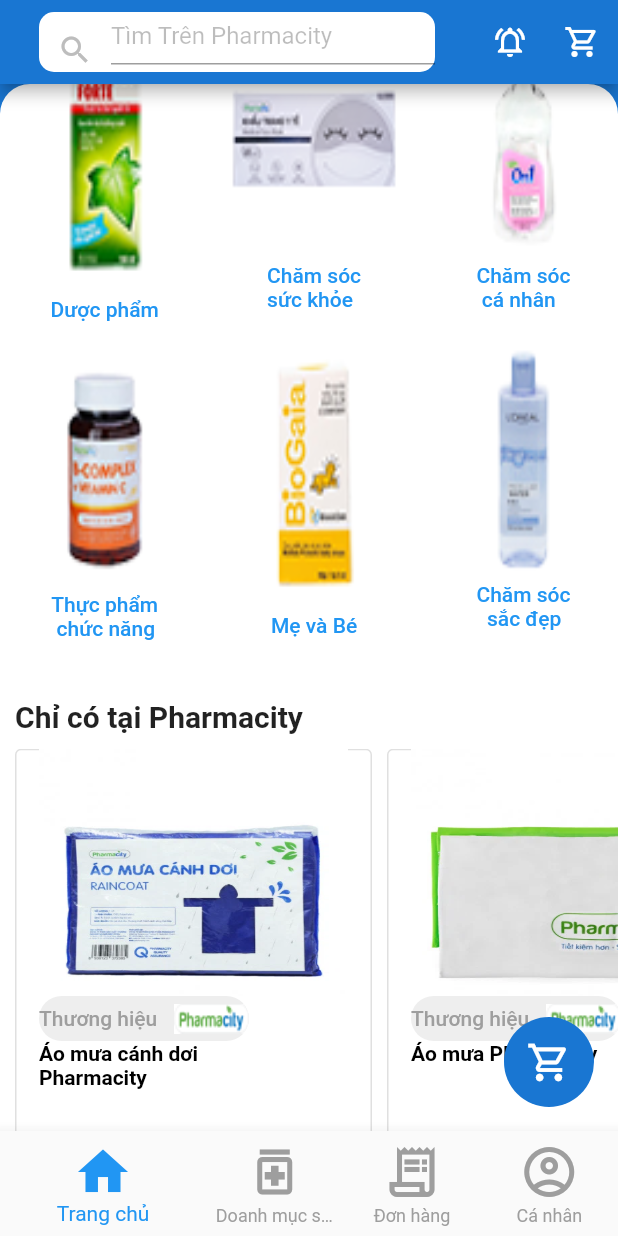
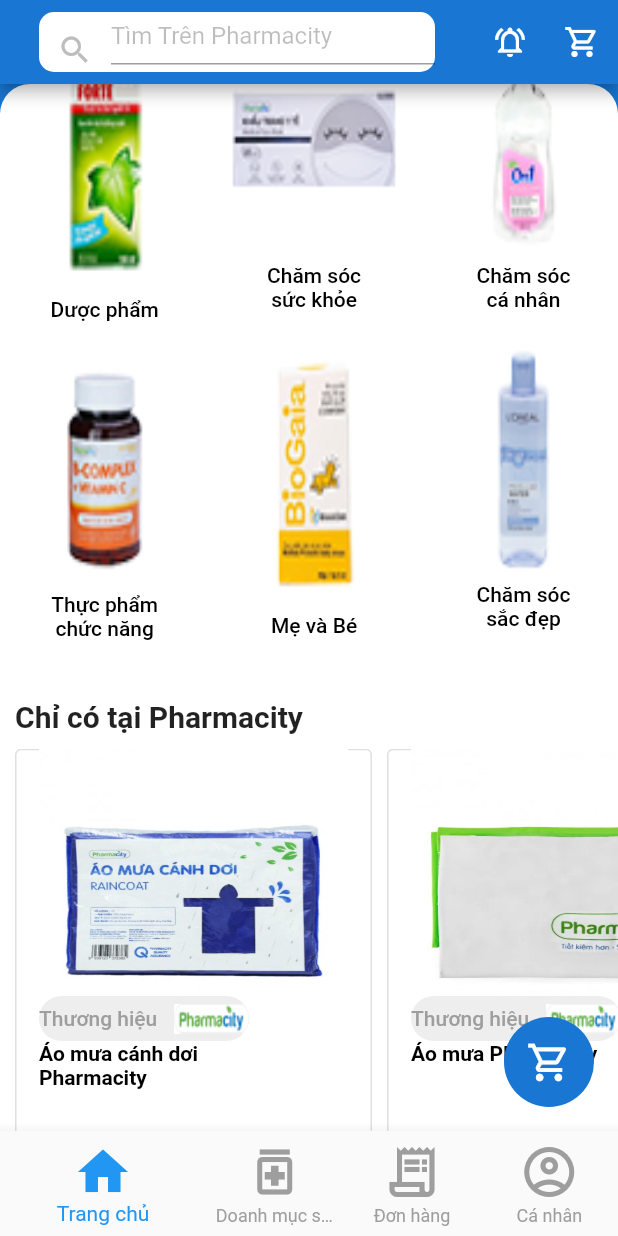
Before and after one commit to khanhpl/Pharmacity-dart, a Flutter app: the screen it shows after launch, scrolled down 576 dp, on a phone screen of 412 x 824 dp. Run offline on Flutter 3.47's test engine with Material 2 defaults, Android fonts, the phone set to English and light mode, and no system bars; our stand-ins replace carousel_pro, google_maps_flutter.

Commit message:
khanhpl release 18-10-21 ver1

```diff
--- a/lib/screens/home/home_screen.dart
+++ b/lib/screens/home/home_screen.dart
@@ -223,7 +223,13 @@
                                       ),
                                     ),
                                   ),
-                                  Text('Dược phẩm'),
+                                  Text(
+                                    'Dược phẩm',
+                                    textAlign: TextAlign.center,
+                                    style: TextStyle(
+                                      color: Colors.black,
+                                    ),
+                                  ),
                                 ],
                               ),
                             ),
@@ -242,7 +248,13 @@
                                       ),
                                     ),
                                   ),
-                                  Text('Thực phẩm\n chức năng'),
+                                  Text(
+                                    'Thực phẩm\nchức năng',
+                                    textAlign: TextAlign.center,
+                                    style: TextStyle(
+                                      color: Colors.black,
+                                    ),
+                                  ),
                                 ],
                               ),
                             ),
@@ -265,7 +277,13 @@
                                       ),
                                     ),
                                   ),
-                                  Text('Chăm sóc\nsức khỏe'),
+                                  Text(
+                                    'Chăm sóc\nsức khỏe',
+                                    textAlign: TextAlign.center,
+                                    style: TextStyle(
+                                      color: Colors.black,
+                                    ),
+                                  ),
                                 ],
                               ),
                             ),
@@ -283,7 +301,13 @@
                                       ),
                                     ),
                                   ),
-                                  Text('Mẹ và Bé'),
+                                  Text(
+                                    'Mẹ và Bé',
+                                    textAlign: TextAlign.center,
+                                    style: TextStyle(
+                                      color: Colors.black,
+                                    ),
+                                  ),
                                 ],
                               ),
                             ),
@@ -306,7 +330,13 @@
                                       ),
                                     ),
                                   ),
-                                  Text('Chăm sóc\n cá nhân'),
+                                  Text(
+                                    'Chăm sóc\ncá nhân',
+                                    textAlign: TextAlign.center,
+                                    style: TextStyle(
+                                      color: Colors.black,
+                                    ),
+                                  ),
                                 ],
                               ),
                             ),
@@ -325,7 +355,13 @@
                                       ),
                                     ),
                                   ),
-                                  Text('Chăm sóc\n  sắc đẹp'),
+                                  Text(
+                                    'Chăm sóc\nsắc đẹp',
+                                    textAlign: TextAlign.center,
+                                    style: TextStyle(
+                                      color: Colors.black,
+                                    ),
+                                  ),
                                 ],
                               ),
                             ),
@@ -348,7 +384,13 @@
                                       ),
                                     ),
                                   ),
-                                  Text('Sản phẩm\n  tiện lợi'),
+                                  Text(
+                                    'Sản phẩm\ntiện lợi',
+                                    textAlign: TextAlign.center,
+                                    style: TextStyle(
+                                      color: Colors.black,
+                                    ),
+                                  ),
                                 ],
                               ),
                             ),
@@ -367,7 +409,13 @@
                                       ),
                                     ),
                                   ),
-                                  Text('Thiết bị\n    y tế'),
+                                  Text(
+                                    'Thiết bị\ny tế',
+                                    textAlign: TextAlign.center,
+                                    style: TextStyle(
+                                      color: Colors.black,
+                                    ),
+                                  ),
                                 ],
                               ),
                             ),
@@ -454,8 +502,11 @@
                                     TextSpan(
                                       text: '59.000 VND/',
                                       style: TextStyle(
-                                            fontWeight: FontWeight.bold)),
-                                    TextSpan(text: 'cái!'),
+                                          fontWeight: FontWeight.bold,
+                                        color: Colors.red,
+                                      ),
+                                    ),
+                                    TextSpan(text: 'cái!', style: TextStyle(color: Colors.red)),
                                   ],
                                 ),
                               ),
@@ -538,8 +589,11 @@
                                     TextSpan(
                                         text: '49.000 VND/',
                                         style: TextStyle(
-                                            fontWeight: FontWeight.bold)),
-                                    TextSpan(text: 'cái!'),
+                                            fontWeight: FontWeight.bold,
+                                          color: Colors.red,
+                                        ),
+                                    ),
+                                    TextSpan(text: 'cái!', style: TextStyle(color: Colors.red)),
                                   ],
                                 ),
                               ),
@@ -622,8 +676,11 @@
                                     TextSpan(
                                       text: '30.000 VND/',
                                       style: TextStyle(
-                                            fontWeight: FontWeight.bold)),
-                                    TextSpan(text: 'cái!'),
+                                        fontWeight: FontWeight.bold,
+                                        color: Colors.red,
+                                      ),
+                                    ),
+                                    TextSpan(text: 'cái!', style: TextStyle(color: Colors.red)),
                                   ],
                                 ),
                               ),
@@ -706,8 +763,11 @@
                                     TextSpan(
                                       text: '24.000 VND/',
                                       style: TextStyle(
-                                            fontWeight: FontWeight.bold)),
-                                    TextSpan(text: 'cái!'),
+                                        fontWeight: FontWeight.bold,
+                                        color: Colors.red,
+                                      ),
+                                    ),
+                                    TextSpan(text: 'cái!', style: TextStyle(color: Colors.red)),
                                   ],
                                 ),
                               ),
@@ -784,6 +844,7 @@
                                       child: Container(
                                         height: 30.0,
                                         width: 50.0,
+                                        alignment: Alignment.center,
                                         decoration: BoxDecoration(
                                           color: Colors.red,
                                           borderRadius:
@@ -835,7 +896,7 @@
                                 '40.000 VND',
                                 style: TextStyle(
                                   fontSize: 15.0,
-                                  color: Colors.grey,
+                                  color: Colors.red,
                                   decoration: TextDecoration.lineThrough,
                                 ),
                               ),
@@ -848,8 +909,11 @@
                                     TextSpan(
                                         text: '28.000 VND/',
                                         style: TextStyle(
-                                            fontWeight: FontWeight.bold)),
-                                    TextSpan(text: 'cái!'),
+                                            fontWeight: FontWeight.bold,
+                                          color: Colors.red,
+                                        ),
+                                    ),
+                                    TextSpan(text: 'cái!', style: TextStyle(color: Colors.red)),
                                   ],
                                 ),
                               ),
@@ -900,6 +964,7 @@
                                       child: Container(
                                         height: 30.0,
                                         width: 50.0,
+                                        alignment: Alignment.center,
                                         decoration: BoxDecoration(
                                           color: Colors.red,
                                           borderRadius:
@@ -951,7 +1016,7 @@
                                 '40.000 VND',
                                 style: TextStyle(
                                   fontSize: 15.0,
-                                  color: Colors.grey,
+                                  color: Colors.red,
                                   decoration: TextDecoration.lineThrough,
                                 ),
                               ),
@@ -964,8 +1029,11 @@
                                     TextSpan(
                                       text: '28.000 VND/',
                                       style: TextStyle(
-                                            fontWeight: FontWeight.bold)),
-                                    TextSpan(text: 'cái!'),
+                                        fontWeight: FontWeight.bold,
+                                        color: Colors.red,
+                                      ),
+                                    ),
+                                    TextSpan(text: 'cái!', style: TextStyle(color: Colors.red)),
                                   ],
                                 ),
                               ),
@@ -1016,6 +1084,7 @@
                                       child: Container(
                                         height: 30.0,
                                         width: 50.0,
+                                        alignment: Alignment.center,
                                         decoration: BoxDecoration(
                                           color: Colors.red,
                                           borderRadius:
@@ -1067,7 +1136,7 @@
                                 '2.100 VND',
                                 style: TextStyle(
                                   fontSize: 15.0,
-                                  color: Colors.grey,
+                                  color: Colors.red,
                                   decoration: TextDecoration.lineThrough,
                                 ),
                               ),
@@ -1080,8 +1149,11 @@
                                     TextSpan(
                                       text: '1.470 VND/',
                                       style: TextStyle(
-                                            fontWeight: FontWeight.bold)),
-                                    TextSpan(text: 'cái!'),
+                                        fontWeight: FontWeight.bold,
+                                        color: Colors.red,
+                                      ),
+                                    ),
+                                    TextSpan(text: 'cái!', style: TextStyle(color: Colors.red)),
                                   ],
                                 ),
                               ),
@@ -1131,6 +1203,7 @@
                                       child: Container(
                                         height: 30.0,
                                         width: 50.0,
+                                        alignment: Alignment.center,
                                         decoration: BoxDecoration(
                                           color: Colors.red,
                                           borderRadius:
@@ -1182,7 +1255,7 @@
                                 '220.000 VND',
                                 style: TextStyle(
                                   fontSize: 15.0,
-                                  color: Colors.grey,
+                                  color: Colors.red,
                                   decoration: TextDecoration.lineThrough,
                                 ),
                               ),
@@ -1195,8 +1268,11 @@
                                     TextSpan(
                                       text: '110.000 VND/',
                                       style: TextStyle(
-                                            fontWeight: FontWeight.bold)),
-                                    TextSpan(text: 'cái!'),
+                                        fontWeight: FontWeight.bold,
+                                        color: Colors.red,
+                                      ),
+                                    ),
+                                    TextSpan(text: 'cái!', style: TextStyle(color: Colors.red)),
                                   ],
                                 ),
                               ),
--- a/pubspec.yaml
+++ b/pubspec.yaml
@@ -36,7 +36,7 @@
   cupertino_icons: ^1.0.2
   carousel_slider: ^4.0.0
   carousel_pro: ^1.0.0
-  google_maps_flutter: ^1.0.2
+  google_maps_flutter: ^2.0.11
 dev_dependencies:
   flutter_test:
     sdk: flutter
```
Also changed, not shown: pubspec.lock, 1 other file. Lines whose indentation alone changed are shown as unchanged.
